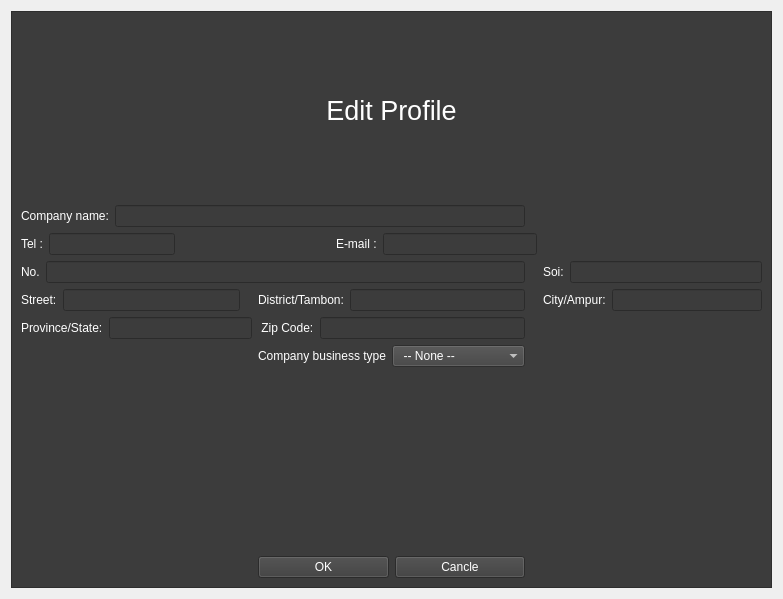
The window that ui_form/Company_Edit_Profile.ui (Sirawap/PathFinder-Project) describes before a commit, drawn with Qt 5.
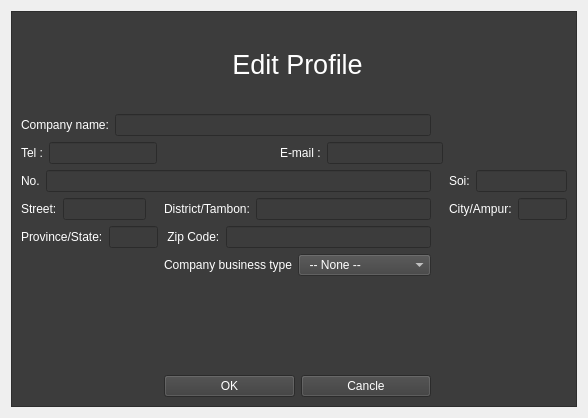
The same window after the commit. Icons and pictures are not drawn.

Patch:
```diff
--- a/ui_form/Company_Edit_Profile.ui
+++ b/ui_form/Company_Edit_Profile.ui
@@ -6,8 +6,8 @@
    <rect>
     <x>0</x>
     <y>0</y>
-    <width>783</width>
-    <height>599</height>
+    <width>588</width>
+    <height>418</height>
    </rect>
   </property>
   <property name="windowTitle">
@@ -45,8 +45,8 @@
        <rect>
         <x>0</x>
         <y>0</y>
-        <width>759</width>
-        <height>575</height>
+        <width>568</width>
+        <height>398</height>
        </rect>
       </property>
       <layout class="QGridLayout" name="gridLayout_3">
```
